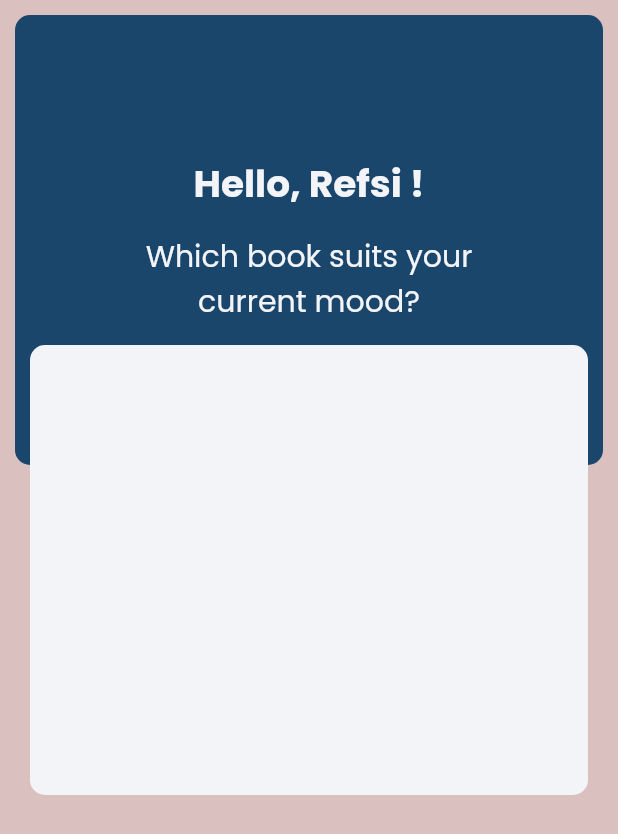
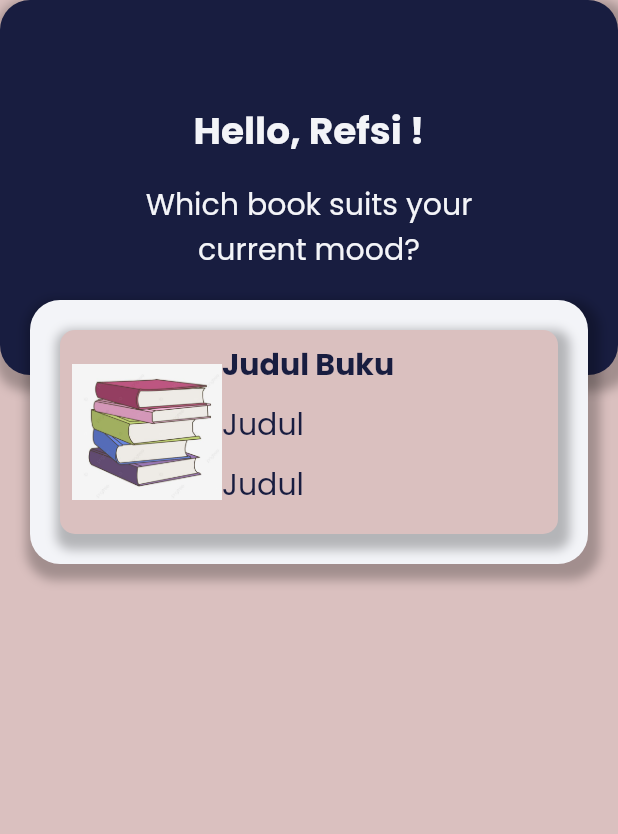
Before and after one commit to RefDev-00/Book_App, a Flutter app: the screen it shows after launch, on a phone screen of 412 x 824 dp. Shown: the top 834 px of the screen. Run offline on Flutter 3.47's test engine with Material 2 defaults, Android fonts, the phone set to English and light mode, and no system bars; our stand-ins replace google_fonts, lottie.

Commit message:
first commit

```diff
--- a/lib/pages/Menu_page.dart
+++ b/lib/pages/Menu_page.dart
@@ -8,18 +8,27 @@ class MenuPage extends StatelessWidget {
   Widget build(BuildContext context) {
     Widget header() {
       return Container(
-        margin: EdgeInsets.all(10),
-        height: 300,
+        height: 250,
         width: MediaQuery.of(context).size.width,
         decoration: BoxDecoration(
-            borderRadius: BorderRadius.circular(10), color: primaryColor),
+          borderRadius: BorderRadius.circular(20),
+          color: primaryColor,
+          boxShadow: [
+            BoxShadow(
+              color: Colors.black26,
+              spreadRadius: 5,
+              blurRadius: 5,
+              offset: Offset.fromDirection(-2, -6),
+            ),
+          ],
+        ),
         child: Center(
             child: Column(
           mainAxisAlignment: MainAxisAlignment.center,
           children: [
             Text(
               'Hello, Refsi !',
-              style: primaryTextstyle.copyWith(
+              style: whiteTextStyle.copyWith(
                   fontSize: 25, fontWeight: FontWeight.bold),
             ),
             SizedBox(
@@ -27,7 +36,7 @@ class MenuPage extends StatelessWidget {
             ),
             Text(
               'Which book suits your \ncurrent mood?',
-              style: primaryTextstyle.copyWith(
+              style: whiteTextStyle.copyWith(
                   fontSize: 20, fontWeight: FontWeight.normal),
               textAlign: TextAlign.center,
             ),
@@ -38,44 +47,110 @@ class MenuPage extends StatelessWidget {
 
     Widget body() {
       return Padding(
-        padding: const EdgeInsets.only(top: 220, left: 10, right: 10),
-        child: Container(
+        padding: const EdgeInsets.only(top: 190, left: 10, right: 10),
+        child: Column(
+          children: [
+            Container(
               margin: EdgeInsets.all(10),
-          height: 300,
               width: MediaQuery.of(context).size.width,
               decoration: BoxDecoration(
-              borderRadius: BorderRadius.circular(10), color: whiteColor),
-          child: Center(
+                borderRadius: BorderRadius.circular(20),
+                color: whiteColor,
+                boxShadow: [
+                  BoxShadow(
+                    color: Colors.black26,
+                    spreadRadius: 5,
+                    blurRadius: 5,
+                    offset: Offset.fromDirection(-2, -6),
+                  ),
+                ],
+              ),
               child: Column(
-            mainAxisAlignment: MainAxisAlignment.center,
+                children: [
+                  Container(
+                    margin: EdgeInsets.all(20),
+                    width: MediaQuery.of(context).size.width,
+                    decoration: BoxDecoration(
+                      borderRadius: BorderRadius.circular(10),
+                      color: containerColor,
+                      boxShadow: [
+                        BoxShadow(
+                          color: Colors.black26,
+                          spreadRadius: 5,
+                          blurRadius: 5,
+                          offset: Offset.fromDirection(-2, -6),
+                        ),
+                      ],
+                    ),
+                    child: Padding(
+                      padding: const EdgeInsets.all(8.0),
+                      child: Column(
+                        crossAxisAlignment: CrossAxisAlignment.start,
+                        children: [
+                          Row(
+                            children: [
+                              Image(
+                                height: 100,
+                                width: 100,
+                                image: AssetImage(
+                                  'assets/buku.jpg',
+                                ),
+                              ),
+                              Column(
+                                crossAxisAlignment: CrossAxisAlignment.start,
                                 children: [
                                   Text(
-                'Hello, Refsi !',
+                                    'Judul Buku',
                                     style: primaryTextstyle.copyWith(
-                    fontSize: 25, fontWeight: FontWeight.bold),
+                                        fontSize: 20,
+                                        fontWeight: FontWeight.bold),
                                   ),
                                   SizedBox(
-                height: 15,
+                                    height: 10,
                                   ),
                                   Text(
-                'Which book suits your \ncurrent mood?',
+                                    'Judul',
                                     style: primaryTextstyle.copyWith(
-                    fontSize: 20, fontWeight: FontWeight.normal),
-                textAlign: TextAlign.center,
+                                        fontSize: 20,
+                                        fontWeight: FontWeight.normal),
+                                  ),
+                                  SizedBox(
+                                    height: 10,
+                                  ),
+                                  Text(
+                                    'Judul',
+                                    style: primaryTextstyle.copyWith(
+                                        fontSize: 20,
+                                        fontWeight: FontWeight.normal),
+                                  ),
+                                  SizedBox(
+                                    height: 10,
                                   ),
                                 ],
-          )),
+                              )
+                            ],
+                          ),
+                        ],
+                      ),
+                    ),
+                  ),
+                ],
+              ),
+            ),
+          ],
         ),
       );
     }
 
     return Scaffold(
         backgroundColor: containerColor,
-        body: Stack(
+        body: SingleChildScrollView(
+          child: Stack(
             children: [
               header(),
               body(),
             ],
+          ),
         ));
   }
 }
--- a/lib/theme.dart
+++ b/lib/theme.dart
@@ -4,13 +4,16 @@ import 'package:google_fonts/google_fonts.dart';
 double defaultMargin = 30.0;
 
 //Custom Warna
-Color primaryColor = Color(0xff1A466B);
-Color secondaryColor = Color(0xffBB7374);
+Color primaryColor = Color(0xff181D40);
+Color secondaryColor = Color(0xffF5F5F5);
 Color containerColor = Color(0xffDAC0BF);
 Color whiteColor = Color(0xffF3F4F8);
 
 // Custom Text
 TextStyle primaryTextstyle = GoogleFonts.poppins(
+  color: primaryColor,
+);
+TextStyle whiteTextStyle = GoogleFonts.poppins(
   color: whiteColor,
 );
 
```
Also changed, not shown: assets/buku.jpg (added). Lines whose indentation alone changed are shown as unchanged.
